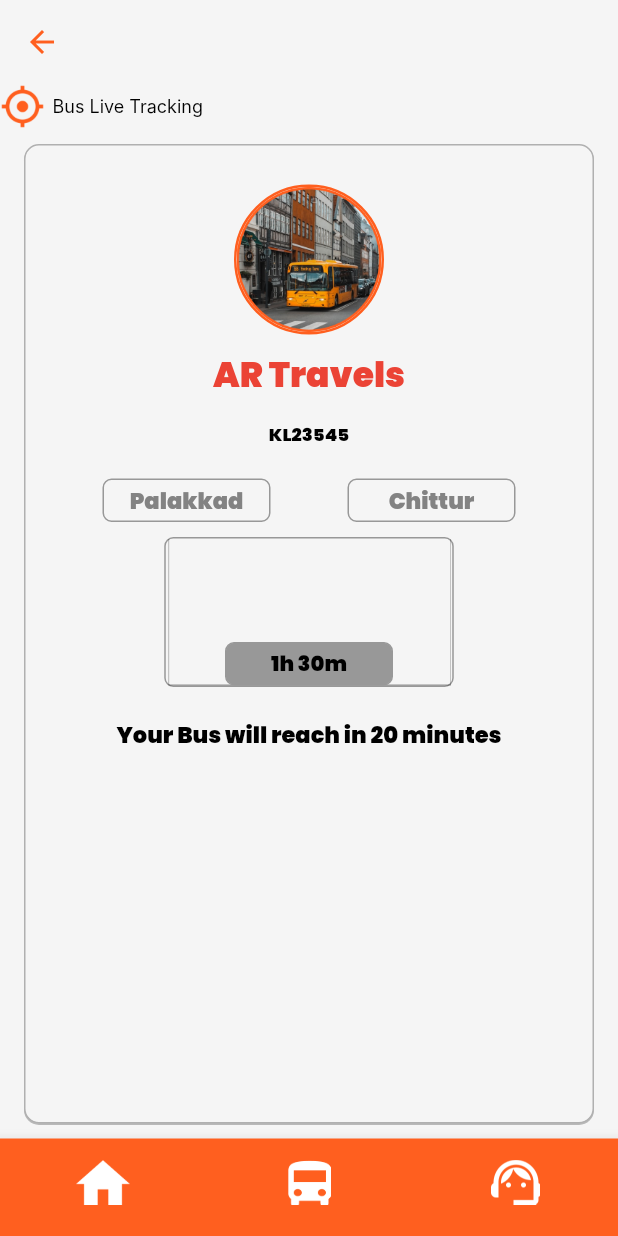
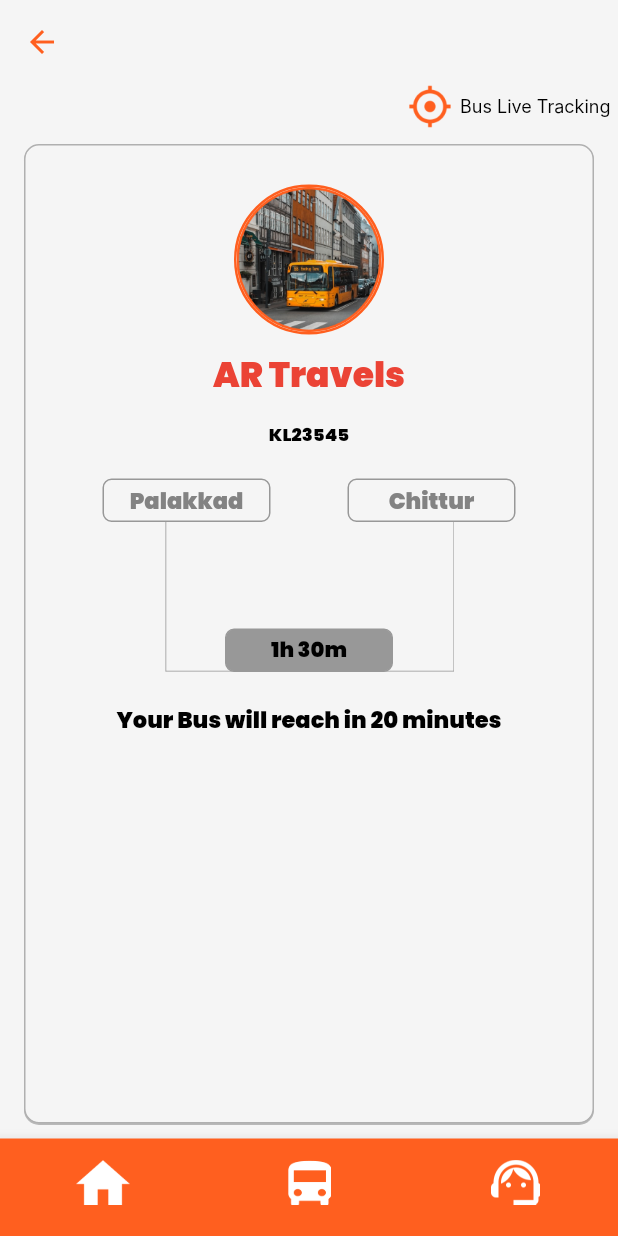
Before and after one commit to AbithaVishnu/Bustracking-User, a Flutter app: the AllDetails screen opened by its route, on a phone screen of 412 x 824 dp. Run offline on Flutter 3.47's test engine with Material 2 defaults, Android fonts, the phone set to English and light mode, and no system bars; our stand-ins replace get, hexcolor; Roboto replaces fonts that are missing (Inter).

Commit message:
all details

```diff
--- a/lib/View/All Details/All detailsa.dart
+++ b/lib/View/All Details/All detailsa.dart
@@ -25,10 +25,11 @@ class AllDetails extends StatelessWidget {
         child: Column(
           children: [
             Padding(
-              padding: const EdgeInsets.only(left: 0.0), // Adjusted padding
+              padding: const EdgeInsets.only(right: 5.0), // Adjusted padding
               child: Container(
                 color: HexColor("#F5F5F5"),
                 child: Row(
+                  mainAxisAlignment: MainAxisAlignment.end,
                   children: [
                     Image.asset(
                       'Assets/Images/My Location (1).png',
@@ -165,23 +166,13 @@ class AllDetails extends StatelessWidget {
                             ),
                           ],
                         ),
-                        SizedBox(height: 10), // Adjusted spacing
-                        Container(
-                          width: 193,
-                          height: 100,
-                          decoration: BoxDecoration(
-                            color: HexColor("#F5F5F5"),
-                            borderRadius: BorderRadius.circular(6),
-                            border: Border.all(
-                              color: Color(0xFF989898),
-                              width: 1,
-                            ),
-                          ),
-                          child: Stack(
+                        // Adjusted spacing
+                       Stack(
                             alignment: Alignment.center,
                             children: [
                               Image.asset(
-                                "Assets/Images/Rectangle 1@2x.png",
+                                "Assets/Images/Rectangle 1@2x.png",  width: 193,
+                                height: 100,
                                 fit: BoxFit.fill,
                               ),
                               Positioned(
@@ -209,7 +200,7 @@ class AllDetails extends StatelessWidget {
                               ),
                             ],
                           ),
-                        ),
+
                       ],
                     ),
                     SizedBox(
```
